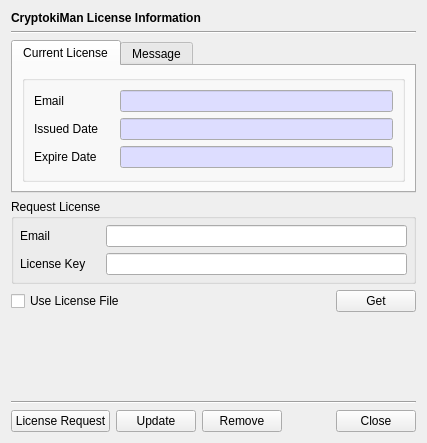
The window that CryptokiMan/lcn_info_dlg.ui (jykim74/CryptokiMan) describes before a commit, drawn with Qt 5.
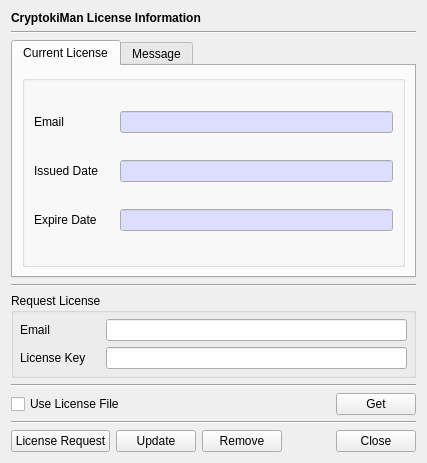
The same window after the commit. The open tabs and pages were chosen to show the change. Icons and pictures are not drawn.

```diff
--- a/CryptokiMan/lcn_info_dlg.ui
+++ b/CryptokiMan/lcn_info_dlg.ui
@@ -7,7 +7,7 @@
     <x>0</x>
     <y>0</y>
     <width>427</width>
-    <height>443</height>
+    <height>463</height>
    </rect>
   </property>
   <property name="windowTitle">
@@ -272,6 +272,13 @@
      </widget>
     </widget>
    </item>
+   <item>
+    <widget class="Line" name="line_4">
+     <property name="orientation">
+      <enum>Qt::Horizontal</enum>
+     </property>
+    </widget>
+   </item>
    <item>
     <widget class="QGroupBox" name="mReqGroup">
      <property name="title">
@@ -322,6 +329,13 @@
      </layout>
     </widget>
    </item>
+   <item>
+    <widget class="Line" name="line_3">
+     <property name="orientation">
+      <enum>Qt::Horizontal</enum>
+     </property>
+    </widget>
+   </item>
    <item>
     <layout class="QGridLayout" name="gridLayout_3">
      <item row="0" column="2">
@@ -353,19 +367,6 @@
      </item>
     </layout>
    </item>
-   <item>
-    <spacer name="verticalSpacer">
-     <property name="orientation">
-      <enum>Qt::Vertical</enum>
-     </property>
-     <property name="sizeHint" stdset="0">
-      <size>
-       <width>20</width>
-       <height>40</height>
-      </size>
-     </property>
-    </spacer>
-   </item>
    <item>
     <widget class="Line" name="line_2">
      <property name="orientation">
```
Left out of the diff: 28 changed lines with no effect on the pictures.
